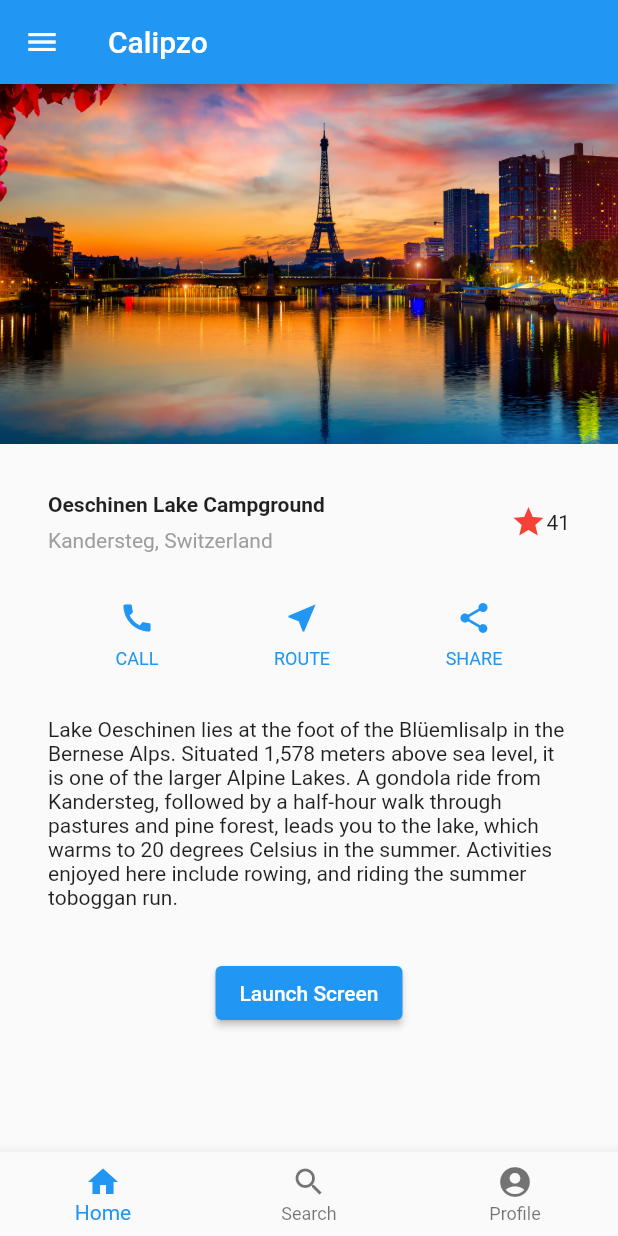
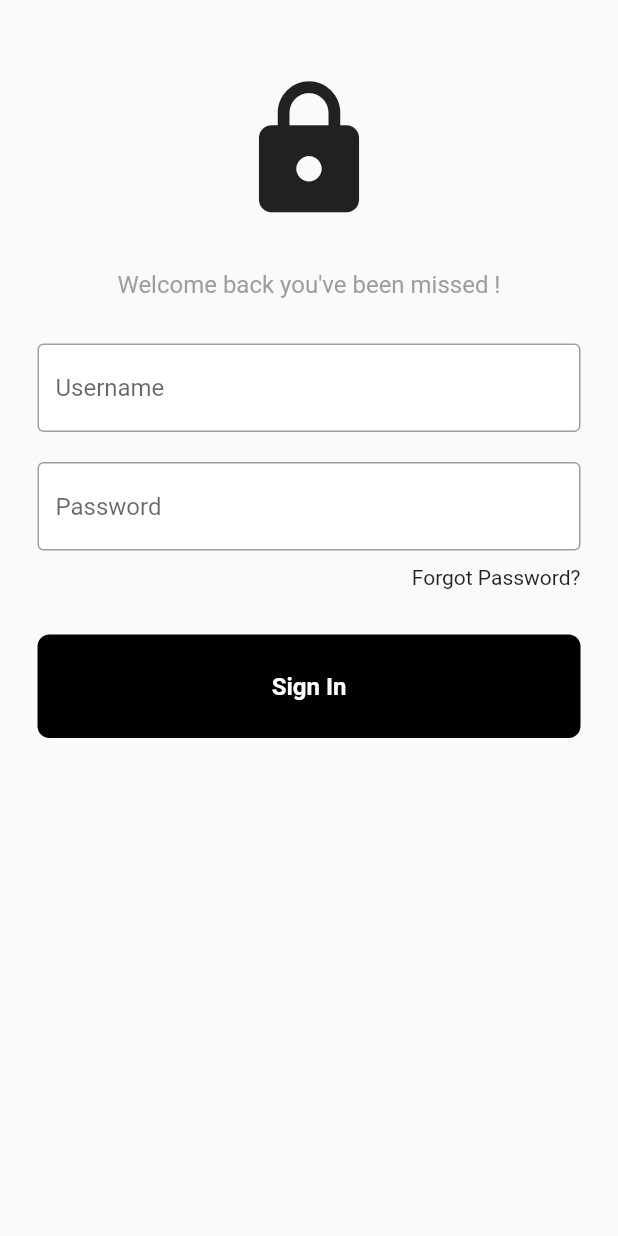
Before and after one commit to krupalitandel1/Flutter_Dev, a Flutter app: the screen it shows after launch, on a phone screen of 412 x 824 dp. Run offline on Flutter 3.47's test engine with Material 2 defaults, Android fonts, the light colour scheme and no system bars.

Commit message:
third commit

```diff
--- /dev/null
+++ b/demo/lib/components/my_buttons.dart
@@ -0,0 +1,30 @@
+import 'package:flutter/material.dart';
+
+class MyButton extends StatelessWidget {
+  final Function()? onTap;
+  const MyButton({super.key, required this.onTap});
+
+  @override
+  Widget build(BuildContext context) {
+    return GestureDetector(
+      child: Container(
+        padding: const EdgeInsets.all(25),
+        margin: const EdgeInsets.symmetric(horizontal: 25),
+        decoration: BoxDecoration(
+          color: Colors.black,
+          borderRadius: BorderRadius.circular(8),
+        ),
+        child: const Center(
+          child: Text(
+            'Sign In',
+            style: TextStyle(
+              color: Colors.white,
+              fontWeight: FontWeight.bold,
+              fontSize: 16,
+            ),
+          ),
+        ),
+      ),
+    );
+  }
+}
--- /dev/null
+++ b/demo/lib/components/my_textfield.dart
@@ -0,0 +1,37 @@
+import 'package:flutter/material.dart';
+
+class MyTextField extends StatelessWidget {
+  final controller;
+  final String hintText;
+  final bool obscureText;
+  const MyTextField({
+    Key? key,
+    required this.controller,
+    required this.hintText,
+    required this.obscureText,
+  }) : super(key: key);
+
+  @override
+  Widget build(BuildContext context) {
+    return Padding(
+      padding: const EdgeInsets.symmetric(horizontal: 25),
+      child: TextField(
+        controller: controller,
+        obscureText: obscureText,
+        decoration: InputDecoration(
+          enabledBorder: OutlineInputBorder(
+            borderSide: BorderSide(
+              color: Colors.grey,
+            ),
+          ),
+          focusedBorder: OutlineInputBorder(
+            borderSide: BorderSide(color: Colors.black),
+          ),
+          fillColor: Colors.white,
+          filled: true,
+          hintText: hintText,
+        ),
+      ),
+    );
+  }
+}
--- /dev/null
+++ b/demo/lib/login.dart
@@ -0,0 +1,90 @@
+import 'package:demo/components/my_buttons.dart';
+import 'package:flutter/material.dart';
+import 'package:demo/components/my_textfield.dart';
+
+class LoginPage extends StatelessWidget {
+  LoginPage({super.key});
+
+  //text editing controller
+  final usernameController = TextEditingController();
+  final passwordController = TextEditingController();
+
+//function for signing in the user
+  void signInuser() {}
+
+  @override
+  Widget build(BuildContext context) {
+    return Directionality(
+      textDirection: TextDirection.ltr,
+      child: Scaffold(
+        body: SafeArea(
+          child: Center(
+            child: Column(
+              children: [
+                SizedBox(height: 50),
+
+                //logo
+                Icon(
+                  Icons.lock,
+                  size: 100,
+                ),
+
+                //creating the empty box
+                SizedBox(
+                  height: 30,
+                ),
+                //welcome back you,ve been missed !
+                Text(
+                  'Welcome back you\'ve been missed !',
+                  style: TextStyle(
+                    color: Colors.grey,
+                    fontSize: 16,
+                  ),
+                ),
+
+                SizedBox(
+                  height: 30,
+                ),
+                // username textfield
+                MyTextField(
+                  controller: usernameController,
+                  hintText: 'Username',
+                  obscureText: false,
+                ),
+                // password textfield
+                SizedBox(
+                  height: 20,
+                ),
+                MyTextField(
+                  controller: passwordController,
+                  hintText: 'Password',
+                  obscureText: true,
+                ),
+                // forgot password
+                SizedBox(
+                  height: 10,
+                ),
+                Padding(
+                  padding: const EdgeInsets.symmetric(horizontal: 25),
+                  child: Row(
+                    mainAxisAlignment: MainAxisAlignment.end,
+                    children: [
+                      Text('Forgot Password?'),
+                    ],
+                  ),
+                ),
+                SizedBox(
+                  height: 30,
+                ),
+                // login button
+                MyButton(
+                  onTap: signInuser,
+                ),
+              ],
+            ),
+          ),
+        ),
+      ),
+    );
+  }
+}
--- a/demo/lib/main.dart
+++ b/demo/lib/main.dart
@@ -1,7 +1,10 @@
 import 'package:flutter/material.dart';
+import 'package:demo/login.dart';
 
 void main() {
-  runApp(MyApp());
+  runApp(MaterialApp(
+    home: LoginPage(),
+  ));
 }
 
 class MyApp extends StatelessWidget {
@@ -71,16 +74,15 @@ class MyApp extends StatelessWidget {
   Widget build(BuildContext context) {
     return MaterialApp(
       title: 'Flutter Layout Demo',
-      initialRoute: '/',
       routes: {
-        '/second': (context) => const SecondScreen(),
+        '/next': (context) => LoginPage(),
       },
       home: Scaffold(
         drawer: Drawer(
           child: ListView(
             children: <Widget>[
               DrawerHeader(
-                decoration: BoxDecoration(
+                decoration: const BoxDecoration(
                   color: Colors.blue,
                 ),
                 child: Column(
@@ -90,7 +92,7 @@ class MyApp extends StatelessWidget {
                     Container(
                       width: 150,
                       height: 130,
-                      decoration: BoxDecoration(
+                      decoration: const BoxDecoration(
                           shape: BoxShape.circle,
                           image: DecorationImage(
                             image: AssetImage('images/logo.png'),
@@ -100,15 +102,15 @@ class MyApp extends StatelessWidget {
                   ],
                 ),
               ),
-              ListTile(
+              const ListTile(
                 title: Text('Profile'),
                 leading: Icon(Icons.people),
               ),
-              ListTile(
+              const ListTile(
                 title: Text('Email'),
                 leading: Icon(Icons.email),
               ),
-              ListTile(
+              const ListTile(
                 title: Text('Settings'),
                 leading: Icon(Icons.settings),
               )
@@ -128,7 +130,8 @@ class MyApp extends StatelessWidget {
             Center(
               child: ElevatedButton(
                 onPressed: () {
-                  Navigator.pushNamed(context, '/second');
+                  Navigator.push(context,
+                      MaterialPageRoute(builder: (context) => LoginPage()));
                 },
                 child: const Text('Launch Screen'),
               ),
@@ -139,7 +142,7 @@ class MyApp extends StatelessWidget {
         bottomNavigationBar: BottomNavigationBar(
             currentIndex: 0,
             fixedColor: Colors.blue,
-            items: [
+            items: const [
               BottomNavigationBarItem(
                 label: "Home",
                 icon: Icon(Icons.home),
--- a/demo/lib/products.dart
+++ b/demo/lib/products.dart
@@ -0,0 +1,11 @@
+import 'package:flutter/material.dart';
+
+
+class MyWidget extends StatelessWidget {
+  const MyWidget({super.key});
+
+  @override
+  Widget build(BuildContext context) {
+    return const Placeholder();
+  }
+}
--- a/demo/pubspec.yaml
+++ b/demo/pubspec.yaml
@@ -35,6 +35,7 @@ dependencies:
   # The following adds the Cupertino Icons font to your application.
   # Use with the CupertinoIcons class for iOS style icons.
   cupertino_icons: ^1.0.2
+  firebase_auth: ^4.6.3
 
 dev_dependencies:
   flutter_test:
```
Also changed, not shown: demo/pubspec.lock, 3 other files.
